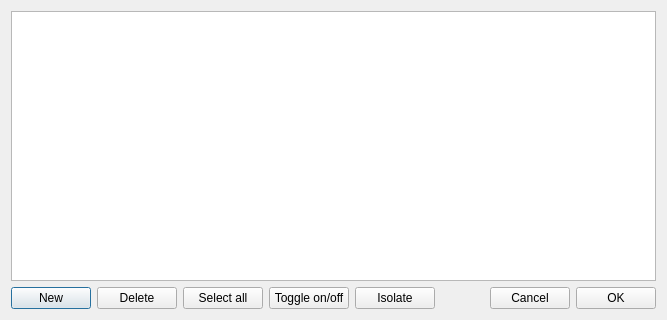
Qt form dialogLayers.ui (yorikvanhavre/BIM_Workbench) before a commit.
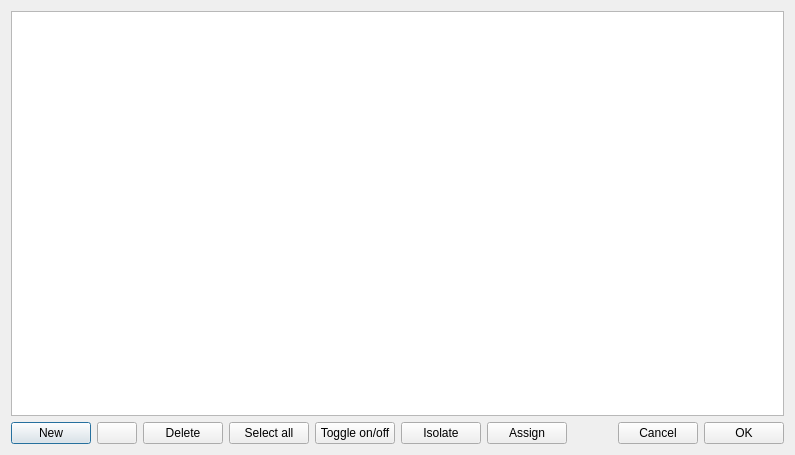
The same form after that commit.

Commit message: Layers support + black formatting

What changed in the file:
```diff
--- a/dialogLayers.ui
+++ b/dialogLayers.ui
@@ -6,8 +6,8 @@
    <rect>
     <x>0</x>
     <y>0</y>
-    <width>667</width>
-    <height>320</height>
+    <width>795</width>
+    <height>455</height>
    </rect>
   </property>
   <property name="windowTitle">
@@ -30,6 +30,16 @@
        </property>
       </widget>
      </item>
+     <item>
+      <widget class="QPushButton" name="buttonIFC">
+       <property name="toolTip">
+        <string>Adds this layer to an IFC project</string>
+       </property>
+       <property name="text">
+        <string/>
+       </property>
+      </widget>
+     </item>
      <item>
       <widget class="QPushButton" name="buttonDelete">
        <property name="text">
@@ -58,6 +68,16 @@
        </property>
       </widget>
      </item>
+     <item>
+      <widget class="QPushButton" name="buttonAssign">
+       <property name="toolTip">
+        <string>Assign selected objects to the selected layer</string>
+       </property>
+       <property name="text">
+        <string>Assign</string>
+       </property>
+      </widget>
+     </item>
      <item>
       <spacer name="horizontalSpacer">
        <property name="orientation">
```
The commit also changes 60 other files.
